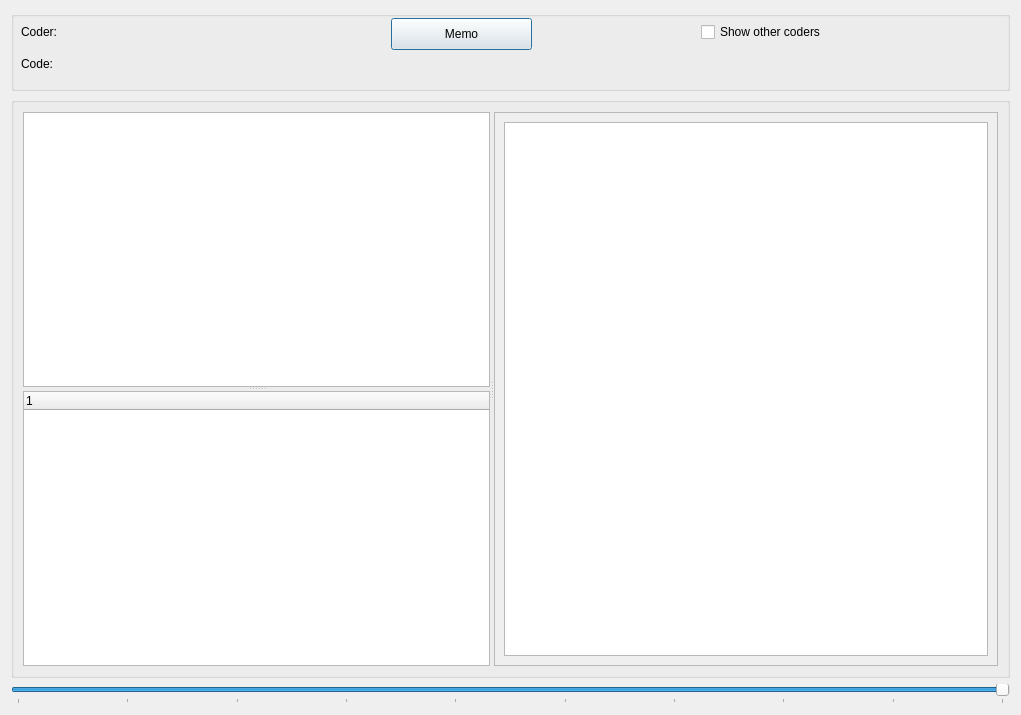
The window that GUI_UIs/ui_dialog_code_image.ui (ccbogel/QualCoder) describes before a commit, drawn with Qt 5.
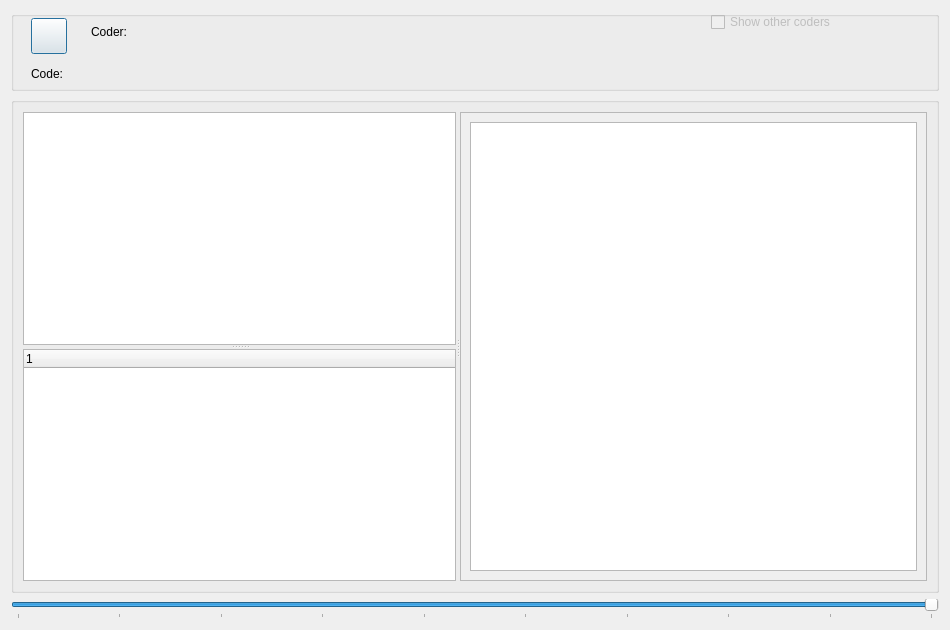
The same window after the commit.

```diff
--- a/GUI_UIs/ui_dialog_code_image.ui
+++ b/GUI_UIs/ui_dialog_code_image.ui
@@ -6,8 +6,8 @@
    <rect>
     <x>0</x>
     <y>0</y>
-    <width>1021</width>
-    <height>715</height>
+    <width>950</width>
+    <height>630</height>
    </rect>
   </property>
   <property name="windowTitle">
@@ -34,20 +34,20 @@
      <widget class="QPushButton" name="pushButton_memo">
       <property name="geometry">
        <rect>
-        <x>380</x>
+        <x>20</x>
         <y>7</y>
-        <width>141</width>
-        <height>32</height>
+        <width>36</width>
+        <height>36</height>
        </rect>
       </property>
       <property name="text">
-       <string>Memo</string>
+       <string/>
       </property>
      </widget>
      <widget class="QLabel" name="label_coder">
       <property name="geometry">
        <rect>
-        <x>10</x>
+        <x>80</x>
         <y>10</y>
         <width>301</width>
         <height>21</height>
@@ -58,10 +58,13 @@
       </property>
      </widget>
      <widget class="QCheckBox" name="checkBox_show_coders">
+      <property name="enabled">
+       <bool>false</bool>
+      </property>
       <property name="geometry">
        <rect>
-        <x>690</x>
-        <y>10</y>
+        <x>700</x>
+        <y>0</y>
         <width>221</width>
         <height>22</height>
        </rect>
@@ -76,9 +79,9 @@
      <widget class="QLabel" name="label_code">
       <property name="geometry">
        <rect>
-        <x>10</x>
-        <y>40</y>
-        <width>511</width>
+        <x>20</x>
+        <y>50</y>
+        <width>441</width>
         <height>26</height>
        </rect>
       </property>
@@ -143,8 +146,8 @@
            <rect>
             <x>0</x>
             <y>0</y>
-            <width>504</width>
-            <height>539</height>
+            <width>467</width>
+            <height>454</height>
            </rect>
           </property>
           <layout class="QGridLayout" name="gridLayout_3">
```
Left out of the diff: 3 changed lines with no effect on the pictures.
